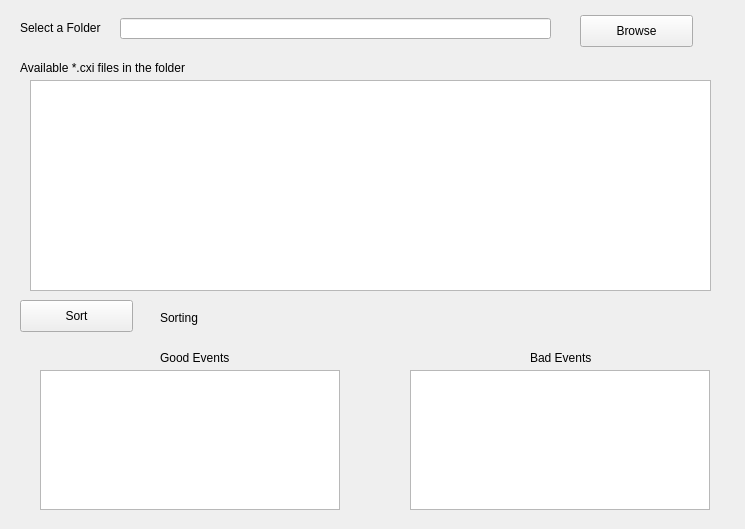
gihankaushyal/PixelAnomalyDetectorTool, file sortDataGUI.ui: the form before one commit.
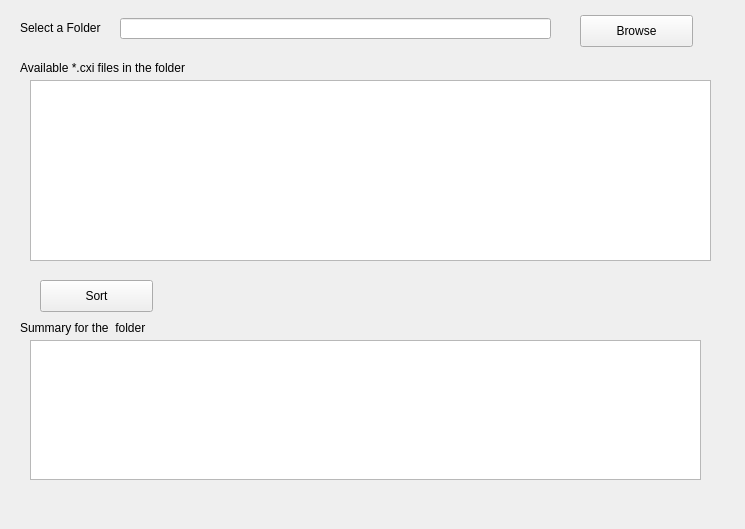
The form after the commit.

Commit message: got rid of good events and bad events text field instead added summary text field.

What changed in the file:
```diff
--- a/sortDataGUI.ui
+++ b/sortDataGUI.ui
@@ -68,15 +68,15 @@
      <x>30</x>
      <y>80</y>
      <width>681</width>
-     <height>211</height>
+     <height>181</height>
     </rect>
    </property>
   </widget>
   <widget class="QPushButton" name="sortButton">
    <property name="geometry">
     <rect>
-     <x>20</x>
-     <y>300</y>
+     <x>40</x>
+     <y>280</y>
      <width>113</width>
      <height>32</height>
     </rect>
@@ -85,35 +85,12 @@
     <string>Sort</string>
    </property>
   </widget>
-  <widget class="QLabel" name="label_3">
+  <widget class="QTextEdit" name="summary">
    <property name="geometry">
     <rect>
-     <x>160</x>
-     <y>310</y>
-     <width>551</width>
-     <height>16</height>
-    </rect>
-   </property>
-   <property name="text">
-    <string>Sorting </string>
-   </property>
-  </widget>
-  <widget class="QTextEdit" name="goodEvents">
-   <property name="geometry">
-    <rect>
-     <x>40</x>
-     <y>370</y>
-     <width>300</width>
-     <height>140</height>
-    </rect>
-   </property>
-  </widget>
-  <widget class="QTextEdit" name="badEvents">
-   <property name="geometry">
-    <rect>
-     <x>410</x>
-     <y>370</y>
-     <width>300</width>
+     <x>30</x>
+     <y>340</y>
+     <width>671</width>
      <height>140</height>
     </rect>
    </property>
@@ -121,27 +98,14 @@
   <widget class="QLabel" name="label_4">
    <property name="geometry">
     <rect>
-     <x>160</x>
-     <y>350</y>
-     <width>81</width>
+     <x>20</x>
+     <y>320</y>
+     <width>201</width>
      <height>16</height>
     </rect>
    </property>
    <property name="text">
-    <string>Good Events</string>
-   </property>
-  </widget>
-  <widget class="QLabel" name="label_5">
-   <property name="geometry">
-    <rect>
-     <x>530</x>
-     <y>350</y>
-     <width>81</width>
-     <height>16</height>
-    </rect>
-   </property>
-   <property name="text">
-    <string>Bad Events</string>
+    <string>Summary for the  folder</string>
    </property>
   </widget>
  </widget>
```
